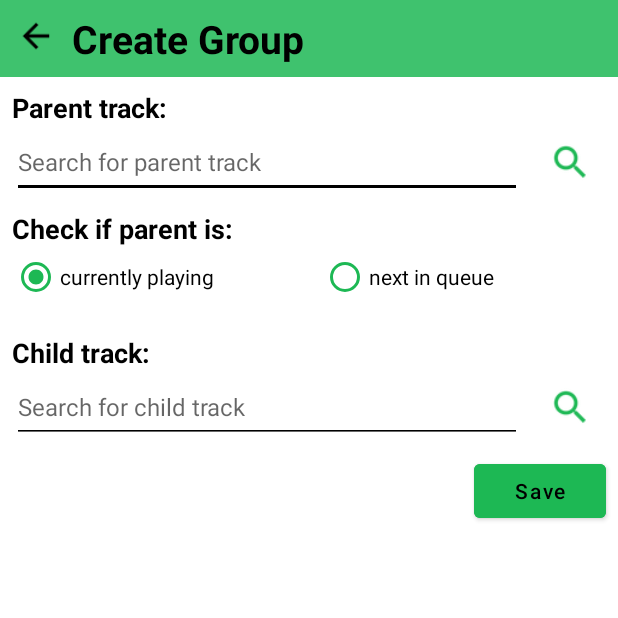
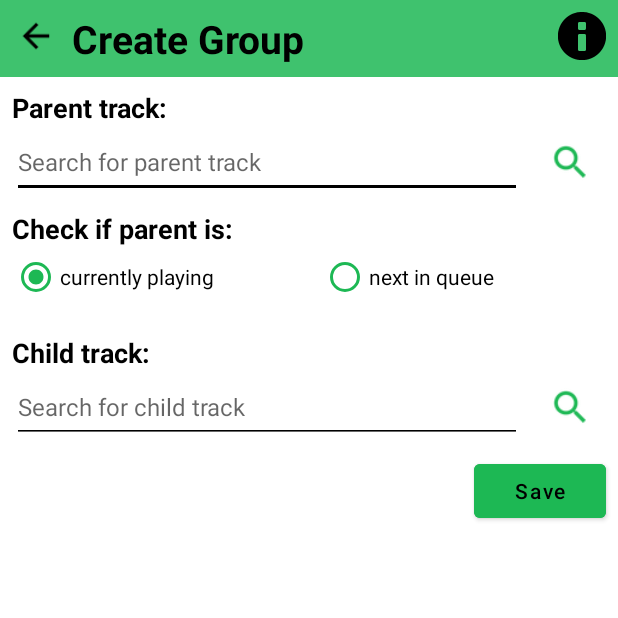
Before and after one commit to NathanCioppa/SpotifyAutoQueue, an Android app: the CreateGroupActivity screen opened directly, with no data from a screen before it, on a phone screen of 412 x 824 dp, the top half of it. Run offline under Robolectric (Android 15) with nearby library versions, the phone set to English and light mode, and no system bars; pictures from the network do not load.

Commit message:
created popup for createGroup info
still need to add information to it :)))))

```diff
--- a/app/src/main/res/layout/activity_create_group.xml
+++ b/app/src/main/res/layout/activity_create_group.xml
@@ -2,6 +2,7 @@
 <androidx.constraintlayout.widget.ConstraintLayout xmlns:android="http://schemas.android.com/apk/res/android"
     xmlns:app="http://schemas.android.com/apk/res-auto"
     xmlns:tools="http://schemas.android.com/tools"
+    android:id="@+id/createGroupActivityContainer"
     style="@style/background"
     android:layout_width="match_parent"
     android:layout_height="match_parent"
@@ -32,7 +33,27 @@
             app:layout_constraintBottom_toBottomOf="parent"
             app:layout_constraintStart_toEndOf="@+id/imageButton"
             app:layout_constraintTop_toTopOf="parent" />
+
+        <ImageButton
+            android:id="@+id/createGroupInfoButton"
+            style="@style/darkLightTint"
+            android:layout_width="48dp"
+            android:layout_height="48dp"
+            android:backgroundTint="#00FFFFFF"
+            android:onClick="showInfoPopup"
+            app:layout_constraintEnd_toEndOf="parent"
+            app:layout_constraintTop_toTopOf="parent"
+            app:srcCompat="@android:drawable/ic_dialog_info" />
     </androidx.constraintlayout.widget.ConstraintLayout>
+
+    <androidx.constraintlayout.widget.ConstraintLayout
+        android:id="@+id/constraintLayout7"
+        android:layout_width="match_parent"
+        android:layout_height="0dp"
+        app:layout_constraintBottom_toBottomOf="parent"
+        app:layout_constraintEnd_toEndOf="parent"
+        app:layout_constraintStart_toStartOf="parent"
+        app:layout_constraintTop_toBottomOf="@+id/constraintLayout3">
 
         <EditText
             android:id="@+id/searchParentTrack"
@@ -133,7 +154,7 @@
             android:layout_margin="8dp"
             android:text="@string/parent_category_title"
             app:layout_constraintStart_toStartOf="parent"
-        app:layout_constraintTop_toBottomOf="@+id/constraintLayout3" />
+            app:layout_constraintTop_toTopOf="parent" />
 
         <TextView
             android:id="@+id/textView10"
@@ -294,14 +315,15 @@
             app:layout_constraintTop_toBottomOf="@+id/constraintLayout6" />
 
         <androidx.constraintlayout.widget.ConstraintLayout
+            android:visibility="gone"
             android:id="@+id/errorMessageContainer"
             android:layout_width="0dp"
-        android:layout_height="wrap_content"
-        android:layout_margin="8dp"
-        android:visibility="gone"
+            android:layout_height="30dp"
+            android:layout_marginEnd="8dp"
+            android:layout_marginStart="8dp"
             app:layout_constraintEnd_toStartOf="@+id/button3"
             app:layout_constraintStart_toStartOf="parent"
-        app:layout_constraintTop_toBottomOf="@+id/searchChildTrack">
+            app:layout_constraintTop_toTopOf="@+id/button3">
 
             <ImageView
                 android:id="@+id/imageView3"
@@ -328,5 +350,7 @@
                 app:layout_constraintStart_toEndOf="@+id/imageView3"
                 app:layout_constraintTop_toTopOf="parent" />
         </androidx.constraintlayout.widget.ConstraintLayout>
+    </androidx.constraintlayout.widget.ConstraintLayout>
+
 
 </androidx.constraintlayout.widget.ConstraintLayout>
--- a/app/src/main/res/values-night/themes.xml
+++ b/app/src/main/res/values-night/themes.xml
@@ -76,11 +76,19 @@
         <item name="android:background">@color/card_black</item>
     </style>
 
+    <style name="popupBackground">
+        <item name="android:backgroundTint">@color/off_black</item>
+    </style>
+
     <style name="textColor">
         <item name="android:textColor">@color/white</item>
         <item name="android:backgroundTint">@color/white</item>
         <item name="color">@color/white</item>
         <item name="tint">@color/white</item>
+    </style>
+
+    <style name="darkLightTint">
+        <item name="android:tint">@color/white</item>
     </style>
 
     <style name="widgetBackground">
@@ -121,4 +129,19 @@
         <item name="colorControlActivated">@color/spotify_logo_green</item>
     </style>
 
+    <style name="BottomSheetDialog" parent="Theme.Design.Light.BottomSheetDialog">
+        <item name="bottomSheetStyle">@style/bottomSheetStyleWrapper</item>
+    </style>
+
+    <style name="bottomSheetStyleWrapper" parent="Widget.Design.BottomSheet.Modal">
+        <item name="android:background">@android:color/transparent</item>
+    </style>
+
+    <style name="bottomSheet" parent="@style/ThemeOverlay.MaterialComponents.BottomSheetDialog">
+        <item name="android:background">@drawable/rounded_corners_top</item>
+        <item name="android:backgroundTint">@color/off_black</item>
+        <item name="android:layout_width">match_parent</item>
+        <item name="android:layout_height">wrap_content</item>
+    </style>
+
 </resources>
--- a/app/src/main/res/values/themes.xml
+++ b/app/src/main/res/values/themes.xml
@@ -75,11 +75,19 @@
         <item name="android:background">@color/card_white</item>
     </style>
 
+    <style name="popupBackground">
+        <item name="android:backgroundTint">@color/spotify_logo_green</item>
+    </style>
+
     <style name="textColor">
         <item name="android:textColor">@color/black</item>
         <item name="android:backgroundTint">@color/black</item>
         <item name="color">@color/black</item>
         <item name="tint">@color/black</item>
+    </style>
+
+    <style name="darkLightTint">
+        <item name="android:tint">@color/black</item>
     </style>
 
     <style name="Theme.SpotifyAutoQueue.AppWidgetContainerParent" parent="@android:style/Theme.DeviceDefault">
@@ -135,4 +143,19 @@
         <item name="colorControlActivated">@color/spotify_logo_green</item>
     </style>
 
+    <style name="BottomSheetDialog" parent="Theme.Design.Light.BottomSheetDialog">
+        <item name="bottomSheetStyle">@style/bottomSheetStyleWrapper</item>
+    </style>
+
+    <style name="bottomSheetStyleWrapper" parent="Widget.Design.BottomSheet.Modal">
+        <item name="android:background">@android:color/transparent</item>
+    </style>
+
+    <style name="bottomSheet" parent="@style/ThemeOverlay.MaterialComponents.BottomSheetDialog">
+        <item name="android:background">@drawable/rounded_corners_top</item>
+        <item name="android:backgroundTint">@color/logo_green_transparent</item>
+        <item name="android:layout_width">match_parent</item>
+        <item name="android:layout_height">wrap_content</item>
+    </style>
+
 </resources>
```
Also changed, not shown: app/src/main/java/com/example/spotifyautoqueue/CreateGroupActivity.java (+13 -0 lines), app/src/main/res/layout/bottom_sheet_create_activity_info.xml (added, +19 -0 lines). Lines whose indentation alone changed are shown as unchanged.
